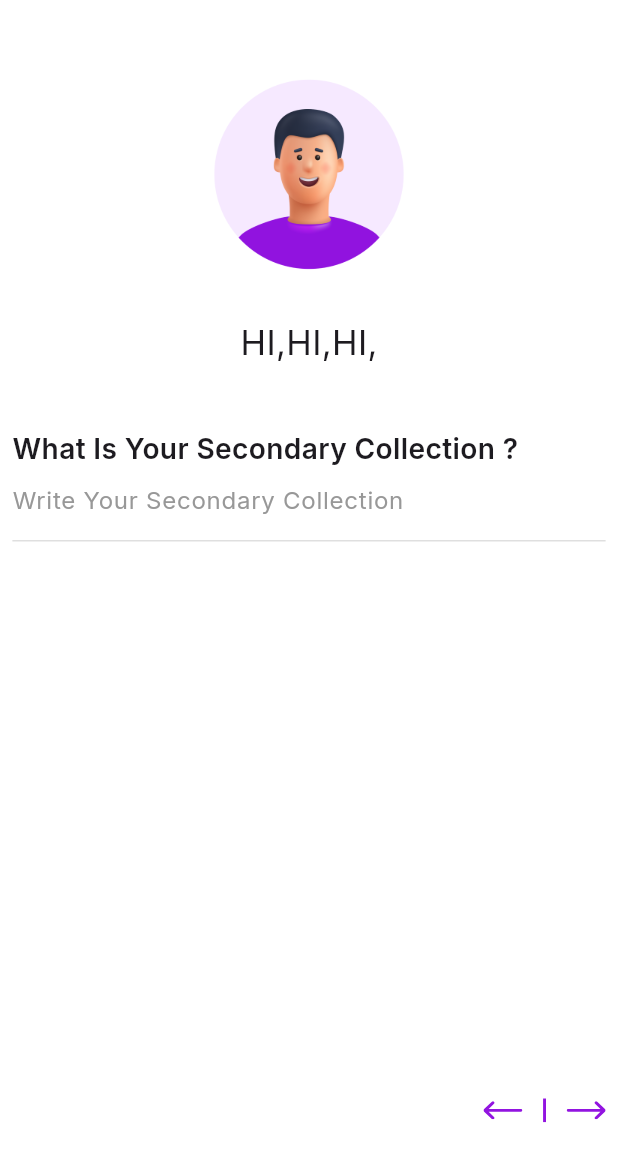
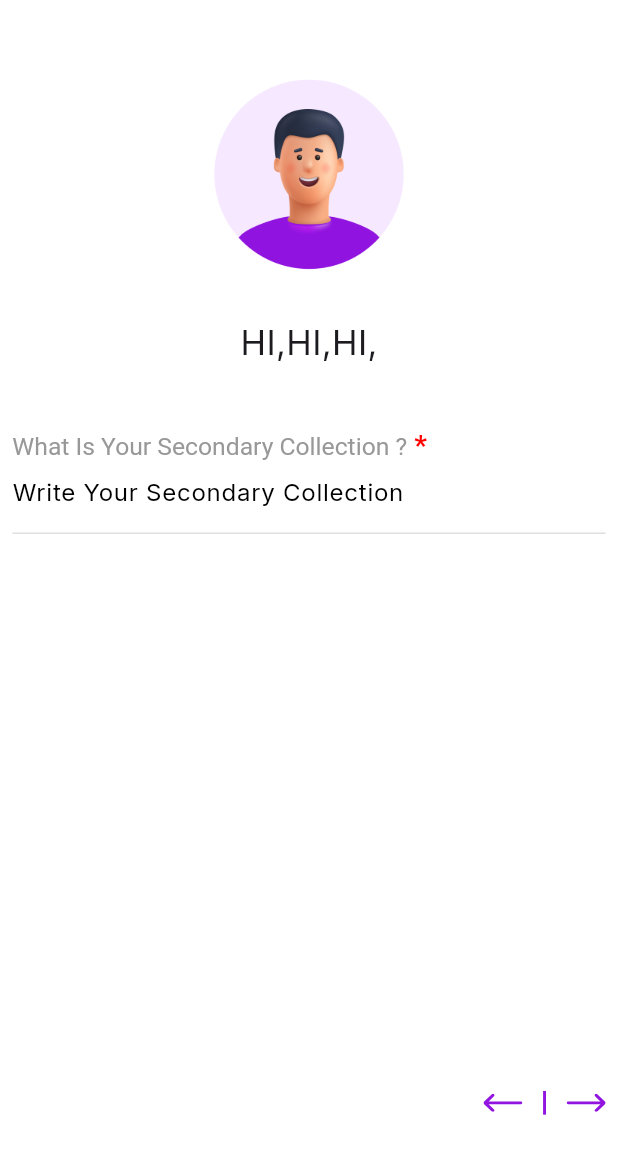
Before and after one commit to Srimantrao/hirexpert, a Flutter app: the Specialization screen opened directly, after a tap on "What Is Your Secondary Collection ?", on a phone screen of 412 x 824 dp. Shown: the top 1162 px of the screen. Run offline on Flutter 3.47's test engine with Material 3 defaults, Android fonts, the phone set to English and light mode, and no system bars; our stand-ins replace dotted_border, flutter_svg, get, google_fonts, shared_preferences, smooth_page_indicator; accounts and stored records are empty.

Commit message:
Thu/08-Jan-2024

```diff
--- a/lib/controller/CollectionController/Collectiondepartment.dart
+++ b/lib/controller/CollectionController/Collectiondepartment.dart
@@ -5,11 +5,18 @@ import 'package:get/get.dart';
 
 class Collectionpart with ChangeNotifier {
   bool _istrue = false;
+  bool _visibility = true;
 
-  get istrue => _istrue;
+  bool get istrue => _istrue;
+  bool get visibility => _visibility;
 
   void ismoving() {
     _istrue = !_istrue;
+    notifyListeners();
+  }
+
+  void Visiblity() {
+    _visibility = !_visibility;
     notifyListeners();
   }
 
--- a/lib/view/screen/collection/specialization.dart
+++ b/lib/view/screen/collection/specialization.dart
@@ -35,7 +35,6 @@ class Specialization extends StatefulWidget {
 class _SpecializationState extends State<Specialization> {
   TextEditingController collection = TextEditingController();
   Collectiondepartment controller = Get.put(Collectiondepartment());
-  bool vis = true;
 
   @override
   Widget build(BuildContext context) {
@@ -97,16 +96,19 @@ class _SpecializationState extends State<Specialization> {
                     ],
                   ),
                   SizedBox(height: Get.height / 20),
-                  Visibility(
-                    visible: vis,
+                  Consumer<Collectionpart>(
+                    builder: (BuildContext context, value, Widget? child) {
+                      return Visibility(
+                        visible: change.visibility,
                         child: Column(
                           crossAxisAlignment: CrossAxisAlignment.start,
                           children: [
                             Text(
                               Specialization_text.area,
                               style: TextStyle(
-                            fontSize: Get.width / 22,
-                            fontWeight: FontWeight.w700,
+                                fontSize: Get.width / 25,
+                                fontWeight: FontWeight.w400,
+                                color: AppColor.subcolor,
                               ),
                             ),
                             Container(
@@ -128,8 +130,8 @@ class _SpecializationState extends State<Specialization> {
                                     underline: const SizedBox(),
                                     isExpanded: true,
                                     value: Special.Functional_area,
-                                items:
-                                    Special.Functional_item.map((String item) {
+                                    items: Special.Functional_item.map(
+                                        (String item) {
                                       return DropdownMenuItem<String>(
                                         value: item,
                                         child: Text(item),
@@ -146,8 +148,9 @@ class _SpecializationState extends State<Specialization> {
                             Text(
                               Specialization_text.interest,
                               style: TextStyle(
-                            fontSize: Get.width / 22,
-                            fontWeight: FontWeight.w700,
+                                fontSize: Get.width / 25,
+                                fontWeight: FontWeight.w400,
+                                color: AppColor.subcolor,
                               ),
                             ),
                             Container(
@@ -190,8 +193,9 @@ class _SpecializationState extends State<Specialization> {
                             Text(
                               Specialization_text.Skillset,
                               style: TextStyle(
-                            fontSize: Get.width / 22,
-                            fontWeight: FontWeight.w700,
+                                fontSize: Get.width / 25,
+                                fontWeight: FontWeight.w400,
+                                color: AppColor.subcolor,
                               ),
                             ),
                             Container(
@@ -233,15 +237,16 @@ class _SpecializationState extends State<Specialization> {
                             SizedBox(height: Get.height / 50),
                           ],
                         ),
+                      );
+                    },
                   ),
                   //Textfild Container
                   Consumer<Collectionpart>(
                     builder: (BuildContext context, value, Widget? child) {
-                      return (vis)
+                      return (change.visibility)
                           ? InkWell(
                               onTap: () {
-                                vis = !vis;
-                                setState(() {});
+                                change.Visiblity();
                               },
                               child: Column(
                                 crossAxisAlignment: CrossAxisAlignment.start,
@@ -249,8 +254,9 @@ class _SpecializationState extends State<Specialization> {
                                   Text(
                                     EditProfile_text.Secondary,
                                     style: TextStyle(
-                                      fontWeight: FontWeight.w700,
-                                      fontSize: Get.width / 22,
+                                      fontSize: Get.width / 25,
+                                      fontWeight: FontWeight.w400,
+                                      color: AppColor.subcolor,
                                     ),
                                   ),
                                   SizedBox(height: Get.height / 60),
@@ -266,8 +272,8 @@ class _SpecializationState extends State<Specialization> {
                                     child: Text(
                                       EditProfile_text.Enter_Secondary,
                                       style: TextStyle(
-                                        color: AppColor.subcolor,
-                                        fontSize: Get.width / 26,
+                                        fontSize: Get.width / 25,
+                                        fontWeight: FontWeight.w400
                                       ),
                                     ),
                                   ),
@@ -316,8 +322,7 @@ class _SpecializationState extends State<Specialization> {
                                       padding: const EdgeInsets.all(15),
                                       child: InkWell(
                                         onTap: () {
-                                          vis = !vis;
-                                          setState(() {});
+                                          change.Visiblity();
                                         },
                                         child: SvgPicture.asset(AppIcons.Check),
                                       ),
@@ -508,9 +513,13 @@ class _SpecializationState extends State<Specialization> {
                           : const SizedBox();
                     },
                   ),
-                  (vis)
+                  Consumer<Collectionpart>(
+                    builder: (BuildContext context, value, Widget? child) {
+                      return (change.visibility)
                           ? SizedBox(height: Get.height / 15)
-                      : SizedBox(height: Get.height / 2.35),
+                          : SizedBox(height: Get.height / 2.35);
+                    },
+                  ),
                   Row(
                     mainAxisAlignment: MainAxisAlignment.end,
                     children: [
--- a/lib/view/utils/app_icon.dart
+++ b/lib/view/utils/app_icon.dart
@@ -16,6 +16,7 @@ class AppIcons {
   static const Seeved = "assets/icon/body/Seved.svg";
   static const bookmark = "assets/icon/body/Bookmark.svg";
   static const Check = "assets/icon/body/Check.svg";
+  static const Success = "assets/icon/body/Success.png";
 
   //bottam
   static const Jobs = "assets/icon/bottam/Jobs.svg";
--- a/lib/view/utils/common/Textfild/Inputfild.dart
+++ b/lib/view/utils/common/Textfild/Inputfild.dart
@@ -34,11 +34,26 @@ class Inputfild extends StatelessWidget {
     return Column(
       crossAxisAlignment: CrossAxisAlignment.start,
       children: [
-        Text(
-          labal,
-          style: TextStyle(
-            fontWeight: FontWeight.w600,
-            fontSize: Get.width / 22,
+        RichText(
+          text: TextSpan(
+            children: [
+              TextSpan(
+                text: labal,
+                style: TextStyle(
+                  fontWeight: FontWeight.w400,
+                  fontSize: Get.width / 25,
+                  color: AppColor.subcolor,
+                ),
+              ),
+              TextSpan(
+                text: ' *',
+                style: TextStyle(
+                  fontWeight: FontWeight.w700,
+                  fontSize: Get.width / 22,
+                  color: AppColor.Error_color,
+                ),
+              ),
+            ],
           ),
         ),
         TextField(
@@ -51,7 +66,7 @@ class Inputfild extends StatelessWidget {
             suffixIcon: suffixIcon,
             hintText: hint,
             hintStyle: TextStyle(
-              color: AppColor.subcolor,
+              color: AppColor.black_all,
             ),
             focusedBorder: UnderlineInputBorder(
               borderSide: BorderSide(
```
Also changed, not shown: lib/view/screen/collection/forget_password.dart (added, +190 -0 lines), lib/view/screen/collection/login.dart (+11 -5 lines), lib/view/utils/app_String.dart (+13 -2 lines), pubspec.lock. Lines whose indentation alone changed are shown as unchanged.
